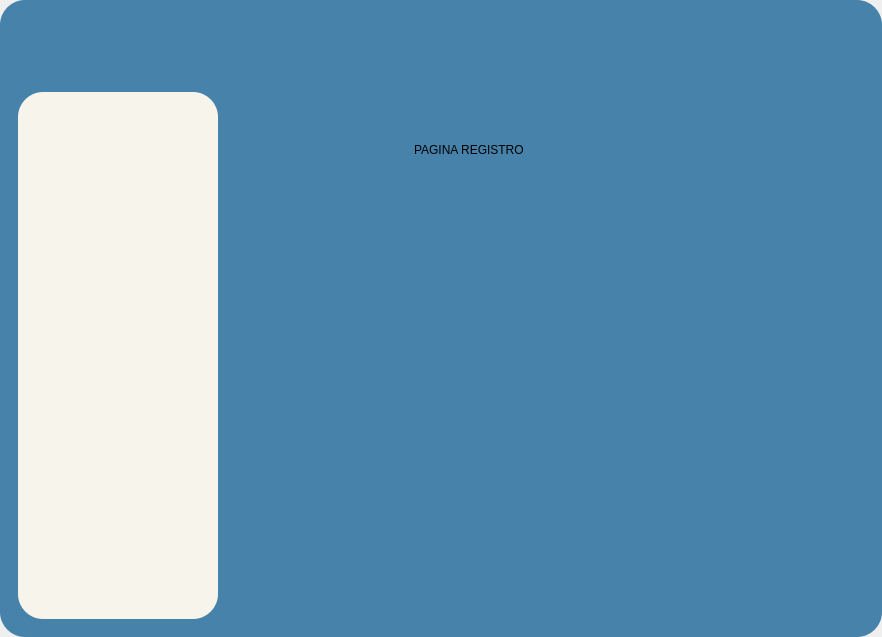
This is interfaces/menu.ui in Reinaldito04/App-Consultas-y-Historias-Medicas as Qt 5 draws it before an edit. The edited form follows.
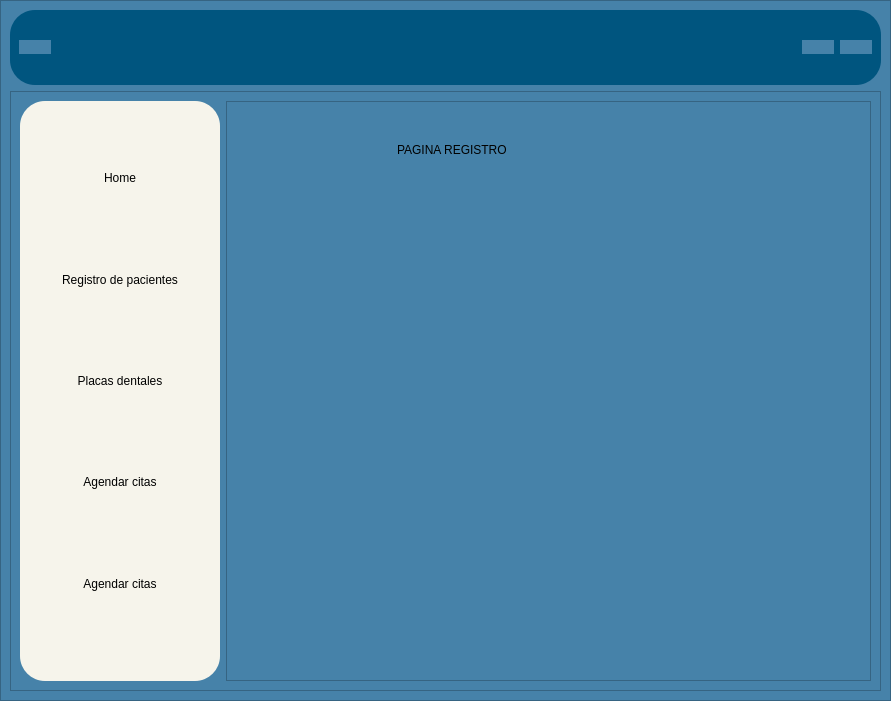
This is the edited form. The open tabs and pages were chosen to show the change. Icons and pictures are not drawn.

Commit message: Ajuste de main, en la seccion de placas Cambios a realizar: ajuste de mensajes en la visualizacion (Funciones SearchData y SerachAll) Apliacion del modal en la visualizacion reajustameinto de dimensiones

Diff of the .ui file:
```diff
--- a/interfaces/menu.ui
+++ b/interfaces/menu.ui
@@ -6,8 +6,8 @@
    <rect>
     <x>0</x>
     <y>0</y>
-    <width>882</width>
-    <height>637</height>
+    <width>891</width>
+    <height>701</height>
    </rect>
   </property>
   <property name="windowTitle">
@@ -34,7 +34,7 @@
      <widget class="QFrame" name="frame">
       <property name="styleSheet">
        <string notr="true">background-color:rgb(70, 130, 169);
-border-radius:25px;</string>
+</string>
       </property>
       <property name="frameShape">
        <enum>QFrame::StyledPanel</enum>
@@ -54,56 +54,23 @@
            <height>42</height>
           </size>
          </property>
+         <property name="styleSheet">
+          <string notr="true">QFrame{
+background-color:rgb(0, 85, 127);
+border-radius:25px;
+}</string>
+         </property>
          <property name="frameShape">
           <enum>QFrame::StyledPanel</enum>
          </property>
          <property name="frameShadow">
           <enum>QFrame::Raised</enum>
          </property>
-         <widget class="QPushButton" name="bt_info">
-          <property name="geometry">
-           <rect>
-            <x>750</x>
-            <y>10</y>
-            <width>51</width>
-            <height>51</height>
-           </rect>
-          </property>
-          <property name="styleSheet">
-           <string notr="true">QPushButton{
-border-radius:25px;
-}
-
-QPushButton:hover{
-color:white;
-background-color:rgb(145, 200, 228);
-
-}
-</string>
-          </property>
-          <property name="text">
-           <string/>
-          </property>
-          <property name="icon">
-           <iconset>
-            <normaloff>ELEMENTOS GRAFICOS/profile.png</normaloff>ELEMENTOS GRAFICOS/profile.png</iconset>
-          </property>
-          <property name="iconSize">
-           <size>
-            <width>38</width>
-            <height>38</height>
-           </size>
-          </property>
-         </widget>
+         <layout class="QHBoxLayout" name="horizontalLayout_3">
+          <item>
+           <layout class="QHBoxLayout" name="horizontalLayout_2">
+            <item>
          <widget class="QPushButton" name="bt_menu">
-          <property name="geometry">
-           <rect>
-            <x>80</x>
-            <y>10</y>
-            <width>51</width>
-            <height>51</height>
-           </rect>
-          </property>
           <property name="styleSheet">
            <string notr="true">QPushButton{
 border-radius:25px;
@@ -130,15 +97,51 @@
            </size>
           </property>
          </widget>
+            </item>
+            <item>
+             <spacer name="horizontalSpacer">
+              <property name="orientation">
+               <enum>Qt::Horizontal</enum>
+              </property>
+              <property name="sizeHint" stdset="0">
+               <size>
+                <width>40</width>
+                <height>20</height>
+               </size>
+              </property>
+             </spacer>
+            </item>
+            <item>
+             <widget class="QPushButton" name="bt_info">
+              <property name="styleSheet">
+               <string notr="true">QPushButton{
+border-radius:25px;
+}
+
+QPushButton:hover{
+color:white;
+background-color:rgb(145, 200, 228);
+
+}
+</string>
+              </property>
+              <property name="text">
+               <string/>
+              </property>
+              <property name="icon">
+               <iconset>
+                <normaloff>ELEMENTOS GRAFICOS/profile.png</normaloff>ELEMENTOS GRAFICOS/profile.png</iconset>
+              </property>
+              <property name="iconSize">
+               <size>
+                <width>38</width>
+                <height>38</height>
+               </size>
+              </property>
+             </widget>
+            </item>
+            <item>
          <widget class="QPushButton" name="bt_salir">
-          <property name="geometry">
-           <rect>
-            <x>810</x>
-            <y>10</y>
-            <width>51</width>
-            <height>51</height>
-           </rect>
-          </property>
           <property name="styleSheet">
            <string notr="true">QPushButton{
 border-radius:25px;
@@ -165,6 +168,10 @@
            </size>
           </property>
          </widget>
+            </item>
+           </layout>
+          </item>
+         </layout>
         </widget>
        </item>
        <item>
@@ -191,8 +198,13 @@
              </size>
             </property>
             <property name="styleSheet">
-             <string notr="true">background-color:rgb(246, 244, 235);
+             <string notr="true">QFrame{
+background-color:rgb(246, 244, 235);
 border-radius:25px;
+}
+QLabel{
+	font: 12pt &quot;MS Reference Sans Serif&quot;;
+}
 </string>
             </property>
             <property name="frameShape">
@@ -201,26 +213,44 @@
             <property name="frameShadow">
              <enum>QFrame::Raised</enum>
             </property>
+            <layout class="QVBoxLayout" name="verticalLayout_5">
+             <item>
+              <layout class="QVBoxLayout" name="verticalLayout_3">
+               <item>
+                <spacer name="verticalSpacer_6">
+                 <property name="orientation">
+                  <enum>Qt::Vertical</enum>
+                 </property>
+                 <property name="sizeHint" stdset="0">
+                  <size>
+                   <width>20</width>
+                   <height>40</height>
+                  </size>
+                 </property>
+                </spacer>
+               </item>
+               <item>
+                <widget class="QLabel" name="label">
+                 <property name="text">
+                  <string>Home</string>
+                 </property>
+                 <property name="alignment">
+                  <set>Qt::AlignCenter</set>
+                 </property>
+                </widget>
+               </item>
+               <item>
             <widget class="QPushButton" name="bt_home">
-             <property name="geometry">
-              <rect>
-               <x>70</x>
-               <y>20</y>
-               <width>51</width>
-               <height>51</height>
-              </rect>
-             </property>
              <property name="styleSheet">
               <string notr="true">QPushButton{
 border-radius:25px;
+background-color:rgb(246, 244, 235);
 }
-
 QPushButton:hover{
 color:white;
 background-color:rgb(145, 200, 228);
 
-}
-</string>
+}</string>
              </property>
              <property name="text">
               <string/>
@@ -236,20 +266,37 @@
               </size>
              </property>
             </widget>
+               </item>
+               <item>
+                <spacer name="verticalSpacer">
+                 <property name="orientation">
+                  <enum>Qt::Vertical</enum>
+                 </property>
+                 <property name="sizeHint" stdset="0">
+                  <size>
+                   <width>20</width>
+                   <height>40</height>
+                  </size>
+                 </property>
+                </spacer>
+               </item>
+               <item>
+                <widget class="QLabel" name="label_6">
+                 <property name="text">
+                  <string>Registro de pacientes</string>
+                 </property>
+                 <property name="alignment">
+                  <set>Qt::AlignCenter</set>
+                 </property>
+                </widget>
+               </item>
+               <item>
             <widget class="QPushButton" name="bt_registro">
-             <property name="geometry">
-              <rect>
-               <x>70</x>
-               <y>90</y>
-               <width>51</width>
-               <height>51</height>
-              </rect>
-             </property>
              <property name="styleSheet">
               <string notr="true">QPushButton{
 border-radius:25px;
+background-color:rgb(246, 244, 235);
 }
-
 QPushButton:hover{
 color:white;
 background-color:rgb(145, 200, 228);
@@ -271,18 +318,36 @@
               </size>
              </property>
             </widget>
+               </item>
+               <item>
+                <spacer name="verticalSpacer_2">
+                 <property name="orientation">
+                  <enum>Qt::Vertical</enum>
+                 </property>
+                 <property name="sizeHint" stdset="0">
+                  <size>
+                   <width>20</width>
+                   <height>40</height>
+                  </size>
+                 </property>
+                </spacer>
+               </item>
+               <item>
+                <widget class="QLabel" name="label_7">
+                 <property name="text">
+                  <string>Placas dentales</string>
+                 </property>
+                 <property name="alignment">
+                  <set>Qt::AlignCenter</set>
+                 </property>
+                </widget>
+               </item>
+               <item>
             <widget class="QPushButton" name="bt_paciente">
-             <property name="geometry">
-              <rect>
-               <x>70</x>
-               <y>160</y>
-               <width>51</width>
-               <height>51</height>
-              </rect>
-             </property>
              <property name="styleSheet">
               <string notr="true">QPushButton{
 border-radius:25px;
+background-color:rgb(246, 244, 235);
 }
 
 QPushButton:hover{
@@ -306,20 +371,37 @@
               </size>
              </property>
             </widget>
+               </item>
+               <item>
+                <spacer name="verticalSpacer_3">
+                 <property name="orientation">
+                  <enum>Qt::Vertical</enum>
+                 </property>
+                 <property name="sizeHint" stdset="0">
+                  <size>
+                   <width>20</width>
+                   <height>40</height>
+                  </size>
+                 </property>
+                </spacer>
+               </item>
+               <item>
+                <widget class="QLabel" name="label_8">
+                 <property name="text">
+                  <string>Agendar citas</string>
+                 </property>
+                 <property name="alignment">
+                  <set>Qt::AlignCenter</set>
+                 </property>
+                </widget>
+               </item>
+               <item>
             <widget class="QPushButton" name="bt_citas">
-             <property name="geometry">
-              <rect>
-               <x>70</x>
-               <y>240</y>
-               <width>51</width>
-               <height>51</height>
-              </rect>
-             </property>
              <property name="styleSheet">
               <string notr="true">QPushButton{
 border-radius:25px;
+background-color:rgb(246, 244, 235);
 }
-
 QPushButton:hover{
 color:white;
 background-color:rgb(145, 200, 228);
@@ -341,18 +423,36 @@
               </size>
              </property>
             </widget>
+               </item>
+               <item>
+                <spacer name="verticalSpacer_4">
+                 <property name="orientation">
+                  <enum>Qt::Vertical</enum>
+                 </property>
+                 <property name="sizeHint" stdset="0">
+                  <size>
+                   <width>20</width>
+                   <height>40</height>
+                  </size>
+                 </property>
+                </spacer>
+               </item>
+               <item>
+                <widget class="QLabel" name="label_9">
+                 <property name="text">
+                  <string>Agendar citas</string>
+                 </property>
+                 <property name="alignment">
+                  <set>Qt::AlignCenter</set>
+                 </property>
+                </widget>
+               </item>
+               <item>
             <widget class="QPushButton" name="bt_historial">
-             <property name="geometry">
-              <rect>
-               <x>70</x>
-               <y>320</y>
-               <width>51</width>
-               <height>51</height>
-              </rect>
-             </property>
              <property name="styleSheet">
               <string notr="true">QPushButton{
 border-radius:25px;
+background-color:rgb(246, 244, 235);
 }
 
 QPushButton:hover{
@@ -376,24 +476,55 @@
               </size>
              </property>
             </widget>
+               </item>
+               <item>
+                <spacer name="verticalSpacer_5">
+                 <property name="orientation">
+                  <enum>Qt::Vertical</enum>
+                 </property>
+                 <property name="sizeHint" stdset="0">
+                  <size>
+                   <width>20</width>
+                   <height>40</height>
+                  </size>
+                 </property>
+                </spacer>
+               </item>
+              </layout>
+             </item>
+            </layout>
            </widget>
           </item>
           <item>
            <widget class="QFrame" name="frame_paginas">
+            <property name="styleSheet">
+             <string notr="true">QFrame{
+background-color:;
+}</string>
+            </property>
             <property name="frameShape">
              <enum>QFrame::StyledPanel</enum>
             </property>
             <property name="frameShadow">
              <enum>QFrame::Raised</enum>
             </property>
+            <layout class="QVBoxLayout" name="verticalLayout_4">
+             <property name="leftMargin">
+              <number>0</number>
+             </property>
+             <property name="topMargin">
+              <number>0</number>
+             </property>
+             <property name="rightMargin">
+              <number>0</number>
+             </property>
+             <property name="bottomMargin">
+              <number>0</number>
+             </property>
+             <item>
             <widget class="QStackedWidget" name="stackedWidget">
-             <property name="geometry">
-              <rect>
-               <x>20</x>
-               <y>10</y>
-               <width>551</width>
-               <height>501</height>
-              </rect>
+               <property name="currentIndex">
+                <number>1</number>
              </property>
              <widget class="QWidget" name="page_home">
               <widget class="QLabel" name="lb_nombre">
@@ -496,6 +627,8 @@
               </widget>
              </widget>
             </widget>
+             </item>
+            </layout>
            </widget>
           </item>
          </layout>
```
Left out of the diff: 4 changed lines with no effect on the pictures. Lines whose indentation alone changed are shown as unchanged. The commit also changes 3 other files.
